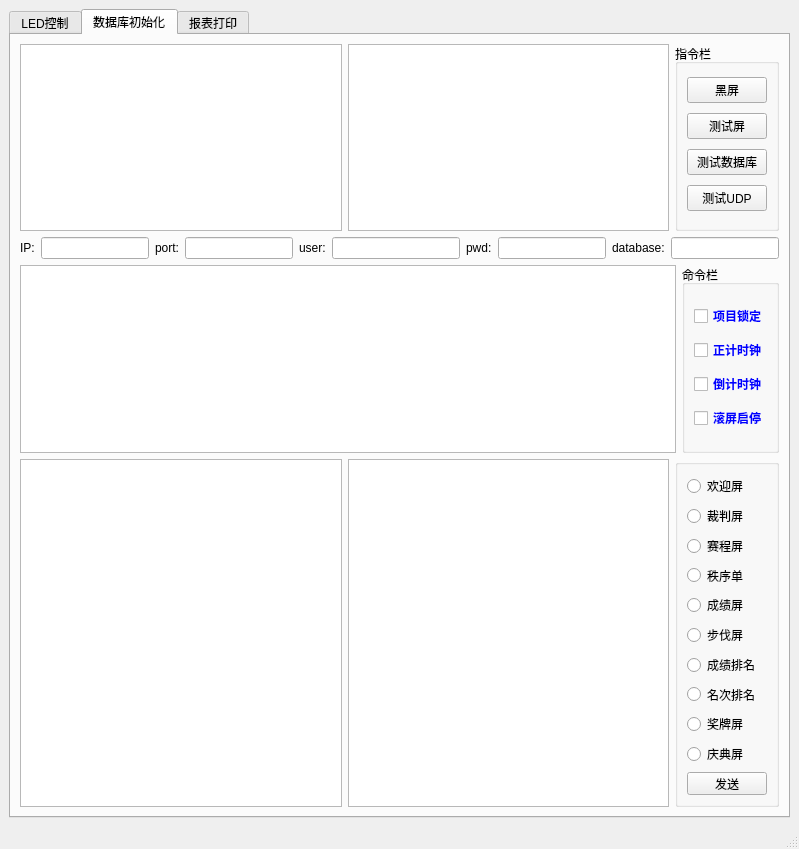
First picture: the form in module/frm_LED.ui, repository jack-liaojie/LED_DEMO, before the edit.
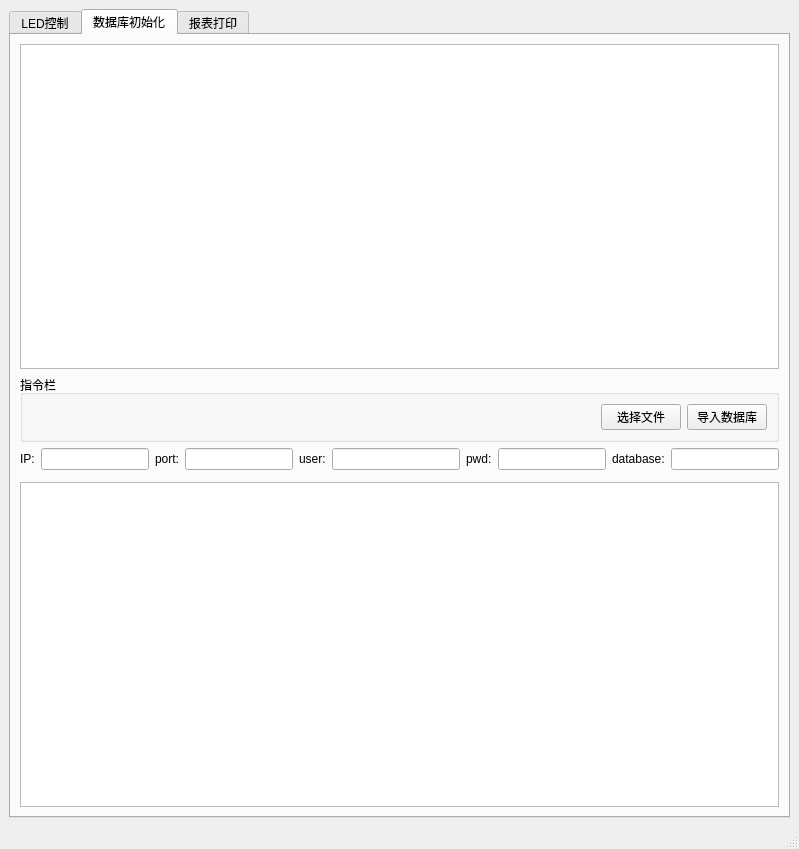
Second picture: the form after the edit. The open tabs and pages were chosen to show the change.

Commit message: 9-13完成两个时钟的编程，后面调整窗体格式

Diff of the .ui file:
```diff
--- a/module/frm_LED.ui
+++ b/module/frm_LED.ui
@@ -701,114 +701,57 @@
        <attribute name="title">
         <string>数据库初始化</string>
        </attribute>
-       <layout class="QVBoxLayout" name="verticalLayout_13">
+       <layout class="QVBoxLayout" name="verticalLayout_6">
         <item>
-         <layout class="QHBoxLayout" name="horizontalLayout_13">
-          <item>
-           <widget class="QTreeWidget" name="trv_event_2">
-            <property name="sizePolicy">
-             <sizepolicy hsizetype="Expanding" vsizetype="Expanding">
-              <horstretch>0</horstretch>
-              <verstretch>0</verstretch>
-             </sizepolicy>
-            </property>
-            <property name="minimumSize">
-             <size>
-              <width>100</width>
-              <height>0</height>
-             </size>
-            </property>
-            <attribute name="headerVisible">
-             <bool>false</bool>
-            </attribute>
-            <column>
+         <widget class="QTableWidget" name="tbv_file"/>
+        </item>
+        <item>
+         <widget class="QGroupBox" name="gb_command_2">
+          <property name="sizePolicy">
+           <sizepolicy hsizetype="Expanding" vsizetype="Preferred">
+            <horstretch>0</horstretch>
+            <verstretch>0</verstretch>
+           </sizepolicy>
+          </property>
+          <property name="minimumSize">
+           <size>
+            <width>100</width>
+            <height>0</height>
+           </size>
+          </property>
+          <property name="title">
+           <string>指令栏</string>
+          </property>
+          <layout class="QHBoxLayout" name="horizontalLayout_11">
+           <item>
+            <spacer name="horizontalSpacer">
+             <property name="orientation">
+              <enum>Qt::Horizontal</enum>
+             </property>
+             <property name="sizeHint" stdset="0">
+              <size>
+               <width>40</width>
+               <height>20</height>
+              </size>
+             </property>
+            </spacer>
+           </item>
+           <item>
+            <widget class="QPushButton" name="btn_file">
              <property name="text">
-              <string notr="true">1</string>
+              <string>选择文件</string>
              </property>
-            </column>
-           </widget>
-          </item>
-          <item>
-           <widget class="QTableWidget" name="tbv_data_2">
-            <property name="sizePolicy">
-             <sizepolicy hsizetype="Expanding" vsizetype="Ignored">
-              <horstretch>0</horstretch>
-              <verstretch>0</verstretch>
-             </sizepolicy>
-            </property>
-            <property name="selectionMode">
-             <enum>QAbstractItemView::SingleSelection</enum>
-            </property>
-            <property name="selectionBehavior">
-             <enum>QAbstractItemView::SelectRows</enum>
-            </property>
-            <attribute name="horizontalHeaderCascadingSectionResizes">
-             <bool>true</bool>
-            </attribute>
-            <attribute name="horizontalHeaderShowSortIndicator" stdset="0">
-             <bool>true</bool>
-            </attribute>
-            <attribute name="horizontalHeaderStretchLastSection">
-             <bool>true</bool>
-            </attribute>
-            <attribute name="verticalHeaderShowSortIndicator" stdset="0">
-             <bool>true</bool>
-            </attribute>
-            <attribute name="verticalHeaderStretchLastSection">
-             <bool>true</bool>
-            </attribute>
-           </widget>
-          </item>
-          <item>
-           <widget class="QGroupBox" name="gb_command_2">
-            <property name="sizePolicy">
-             <sizepolicy hsizetype="Fixed" vsizetype="Preferred">
-              <horstretch>0</horstretch>
-              <verstretch>0</verstretch>
-             </sizepolicy>
-            </property>
-            <property name="minimumSize">
-             <size>
-              <width>100</width>
-              <height>0</height>
-             </size>
-            </property>
-            <property name="title">
-             <string>指令栏</string>
-            </property>
-            <layout class="QVBoxLayout" name="verticalLayout_7">
-             <item>
-              <widget class="QPushButton" name="btn_black_2">
-               <property name="text">
-                <string>黑屏</string>
-               </property>
-              </widget>
-             </item>
-             <item>
-              <widget class="QPushButton" name="btn_testled_2">
-               <property name="text">
-                <string>测试屏</string>
-               </property>
-              </widget>
-             </item>
-             <item>
-              <widget class="QPushButton" name="btn_dbtest_2">
-               <property name="text">
-                <string>测试数据库</string>
-               </property>
-              </widget>
-             </item>
-             <item>
-              <widget class="QPushButton" name="btn_testudp_2">
-               <property name="text">
-                <string>测试UDP</string>
-               </property>
-              </widget>
-             </item>
-            </layout>
-           </widget>
-          </item>
-         </layout>
+            </widget>
+           </item>
+           <item>
+            <widget class="QPushButton" name="btn_dosql">
+             <property name="text">
+              <string>导入数据库</string>
+             </property>
+            </widget>
+           </item>
+          </layout>
+         </widget>
         </item>
         <item>
          <layout class="QHBoxLayout" name="horizontalLayout_14">
@@ -907,233 +850,32 @@
           <item>
            <widget class="QTableWidget" name="tbv_title_2">
             <property name="sizePolicy">
-             <sizepolicy hsizetype="Expanding" vsizetype="Preferred">
+             <sizepolicy hsizetype="Expanding" vsizetype="Ignored">
               <horstretch>0</horstretch>
               <verstretch>0</verstretch>
              </sizepolicy>
             </property>
-            <property name="minimumSize">
-             <size>
-              <width>0</width>
-              <height>100</height>
-             </size>
+            <property name="selectionMode">
+             <enum>QAbstractItemView::SingleSelection</enum>
             </property>
-           </widget>
-          </item>
-          <item>
-           <widget class="QGroupBox" name="groupBox_3">
-            <property name="title">
-             <string>命令栏</string>
+            <property name="selectionBehavior">
+             <enum>QAbstractItemView::SelectRows</enum>
             </property>
-            <layout class="QVBoxLayout" name="verticalLayout_8">
-             <property name="spacing">
-              <number>0</number>
-             </property>
-             <item>
-              <widget class="QCheckBox" name="ckb_matchselected_2">
-               <property name="palette">
-                <palette>
-                 <active>
-                  <colorrole role="WindowText">
-                   <brush brushstyle="SolidPattern">
-                    <color alpha="255">
-                     <red>0</red>
-                     <green>0</green>
-                     <blue>255</blue>
-                    </color>
-                   </brush>
-                  </colorrole>
-                 </active>
-                 <inactive>
-                  <colorrole role="WindowText">
-                   <brush brushstyle="SolidPattern">
-                    <color alpha="255">
-                     <red>0</red>
-                     <green>0</green>
-                     <blue>255</blue>
-                    </color>
-                   </brush>
-                  </colorrole>
-                 </inactive>
-                 <disabled>
-                  <colorrole role="WindowText">
-                   <brush brushstyle="SolidPattern">
-                    <color alpha="255">
-                     <red>120</red>
-                     <green>120</green>
-                     <blue>120</blue>
-                    </color>
-                   </brush>
-                  </colorrole>
-                 </disabled>
-                </palette>
-               </property>
-               <property name="font">
-                <font>
-                 <family>微软雅黑</family>
-                 <weight>75</weight>
-                 <bold>true</bold>
-                </font>
-               </property>
-               <property name="text">
-                <string>项目锁定</string>
-               </property>
-              </widget>
-             </item>
-             <item>
-              <widget class="QCheckBox" name="ckb_five_2">
-               <property name="palette">
-                <palette>
-                 <active>
-                  <colorrole role="WindowText">
-                   <brush brushstyle="SolidPattern">
-                    <color alpha="255">
-                     <red>0</red>
-                     <green>0</green>
-                     <blue>255</blue>
-                    </color>
-                   </brush>
-                  </colorrole>
-                 </active>
-                 <inactive>
-                  <colorrole role="WindowText">
-                   <brush brushstyle="SolidPattern">
-                    <color alpha="255">
-                     <red>0</red>
-                     <green>0</green>
-                     <blue>255</blue>
-                    </color>
-                   </brush>
-                  </colorrole>
-                 </inactive>
-                 <disabled>
-                  <colorrole role="WindowText">
-                   <brush brushstyle="SolidPattern">
-                    <color alpha="255">
-                     <red>120</red>
-                     <green>120</green>
-                     <blue>120</blue>
-                    </color>
-                   </brush>
-                  </colorrole>
-                 </disabled>
-                </palette>
-               </property>
-               <property name="font">
-                <font>
-                 <family>微软雅黑</family>
-                 <weight>75</weight>
-                 <bold>true</bold>
-                </font>
-               </property>
-               <property name="text">
-                <string>正计时钟</string>
-               </property>
-              </widget>
-             </item>
-             <item>
-              <widget class="QCheckBox" name="ckb_twenty_2">
-               <property name="palette">
-                <palette>
-                 <active>
-                  <colorrole role="WindowText">
-                   <brush brushstyle="SolidPattern">
-                    <color alpha="255">
-                     <red>0</red>
-                     <green>0</green>
-                     <blue>255</blue>
-                    </color>
-                   </brush>
-                  </colorrole>
-                 </active>
-                 <inactive>
-                  <colorrole role="WindowText">
-                   <brush brushstyle="SolidPattern">
-                    <color alpha="255">
-                     <red>0</red>
-                     <green>0</green>
-                     <blue>255</blue>
-                    </color>
-                   </brush>
-                  </colorrole>
-                 </inactive>
-                 <disabled>
-                  <colorrole role="WindowText">
-                   <brush brushstyle="SolidPattern">
-                    <color alpha="255">
-                     <red>120</red>
-                     <green>120</green>
-                     <blue>120</blue>
-                    </color>
-                   </brush>
-                  </colorrole>
-                 </disabled>
-                </palette>
-               </property>
-               <property name="font">
-                <font>
-                 <family>微软雅黑</family>
-                 <weight>75</weight>
-                 <bold>true</bold>
-                </font>
-               </property>
-               <property name="text">
-                <string>倒计时钟</string>
-               </property>
-              </widget>
-             </item>
-             <item>
-              <widget class="QCheckBox" name="ckb_scrolling_2">
-               <property name="palette">
-                <palette>
-                 <active>
-                  <colorrole role="WindowText">
-                   <brush brushstyle="SolidPattern">
-                    <color alpha="255">
-                     <red>0</red>
-                     <green>0</green>
-                     <blue>255</blue>
-                    </color>
-                   </brush>
-                  </colorrole>
-                 </active>
-                 <inactive>
-                  <colorrole role="WindowText">
-                   <brush brushstyle="SolidPattern">
-                    <color alpha="255">
-                     <red>0</red>
-                     <green>0</green>
-                     <blue>255</blue>
-                    </color>
-                   </brush>
-                  </colorrole>
-                 </inactive>
-                 <disabled>
-                  <colorrole role="WindowText">
-                   <brush brushstyle="SolidPattern">
-                    <color alpha="255">
-                     <red>120</red>
-                     <green>120</green>
-                     <blue>120</blue>
-                    </color>
-                   </brush>
-                  </colorrole>
-                 </disabled>
-                </palette>
-               </property>
-               <property name="font">
-                <font>
-                 <family>微软雅黑</family>
-                 <weight>75</weight>
-                 <bold>true</bold>
-                </font>
-               </property>
-               <property name="text">
-                <string>滚屏启停</string>
-               </property>
-              </widget>
-             </item>
-            </layout>
+            <attribute name="horizontalHeaderCascadingSectionResizes">
+             <bool>true</bool>
+            </attribute>
+            <attribute name="horizontalHeaderShowSortIndicator" stdset="0">
+             <bool>true</bool>
+            </attribute>
+            <attribute name="horizontalHeaderStretchLastSection">
+             <bool>true</bool>
+            </attribute>
+            <attribute name="verticalHeaderShowSortIndicator" stdset="0">
+             <bool>true</bool>
+            </attribute>
+            <attribute name="verticalHeaderStretchLastSection">
+             <bool>true</bool>
+            </attribute>
            </widget>
           </item>
          </layout>
@@ -1141,12 +883,9 @@
         <item>
          <layout class="QHBoxLayout" name="horizontalLayout_3">
           <item>
-           <widget class="QTextEdit" name="txt_data_2"/>
-          </item>
-          <item>
-           <widget class="QTableWidget" name="tbv_register_2">
+           <widget class="QTableWidget" name="tbv_result">
             <property name="sizePolicy">
-             <sizepolicy hsizetype="Expanding" vsizetype="Ignored">
+             <sizepolicy hsizetype="Expanding" vsizetype="Expanding">
               <horstretch>0</horstretch>
               <verstretch>0</verstretch>
              </sizepolicy>
@@ -1174,122 +913,6 @@
             </attribute>
            </widget>
           </item>
-          <item>
-           <widget class="QGroupBox" name="groupBox_2">
-            <property name="sizePolicy">
-             <sizepolicy hsizetype="Preferred" vsizetype="Expanding">
-              <horstretch>0</horstretch>
-              <verstretch>0</verstretch>
-             </sizepolicy>
-            </property>
-            <property name="minimumSize">
-             <size>
-              <width>100</width>
-              <height>270</height>
-             </size>
-            </property>
-            <property name="title">
-             <string/>
-            </property>
-            <layout class="QVBoxLayout" name="verticalLayout_6">
-             <item>
-              <widget class="QRadioButton" name="rdo_welcome_2">
-               <property name="text">
-                <string>欢迎屏</string>
-               </property>
-              </widget>
-             </item>
-             <item>
-              <widget class="QRadioButton" name="rdo_judge_2">
-               <property name="text">
-                <string>裁判屏</string>
-               </property>
-              </widget>
-             </item>
-             <item>
-              <widget class="QRadioButton" name="rdo_schedule_2">
-               <property name="text">
-                <string>赛程屏</string>
-               </property>
-              </widget>
-             </item>
-             <item>
-              <widget class="QRadioButton" name="rdo_startlist_2">
-               <property name="text">
-                <string>秩序单</string>
-               </property>
-              </widget>
-             </item>
-             <item>
-              <widget class="QRadioButton" name="rdo_result_2">
-               <property name="text">
-                <string>成绩屏</string>
-               </property>
-              </widget>
-             </item>
-             <item>
-              <widget class="QRadioButton" name="rdo_step_2">
-               <property name="text">
-                <string>步伐屏</string>
-               </property>
-              </widget>
-             </item>
-             <item>
-              <widget class="QRadioButton" name="rdo_resultlist_2">
-               <property name="text">
-                <string>成绩排名</string>
-               </property>
-              </widget>
-             </item>
-             <item>
-              <widget class="QRadioButton" name="rdo_ranklist_2">
-               <property name="text">
-                <string>名次排名</string>
-               </property>
-              </widget>
-             </item>
-             <item>
-              <widget class="QRadioButton" name="rdo_medal_2">
-               <property name="text">
-                <string>奖牌屏</string>
-               </property>
-              </widget>
-             </item>
-             <item>
-              <widget class="QRadioButton" name="rdo_celebrate_2">
-               <property name="text">
-                <string>庆典屏</string>
-               </property>
-              </widget>
-             </item>
-             <item>
-              <widget class="QPushButton" name="btn_ok_2">
-               <property name="sizePolicy">
-                <sizepolicy hsizetype="Fixed" vsizetype="Fixed">
-                 <horstretch>0</horstretch>
-                 <verstretch>0</verstretch>
-                </sizepolicy>
-               </property>
-               <property name="minimumSize">
-                <size>
-                 <width>40</width>
-                 <height>0</height>
-                </size>
-               </property>
-               <property name="text">
-                <string>发送</string>
-               </property>
-               <property name="checkable">
-                <bool>false</bool>
-               </property>
-               <property name="checked">
-                <bool>false</bool>
-               </property>
-              </widget>
-             </item>
-            </layout>
-           </widget>
-          </item>
          </layout>
         </item>
        </layout>
```
Left out of the diff: 368 changed lines with no effect on the pictures. The commit also changes 36 other files.
